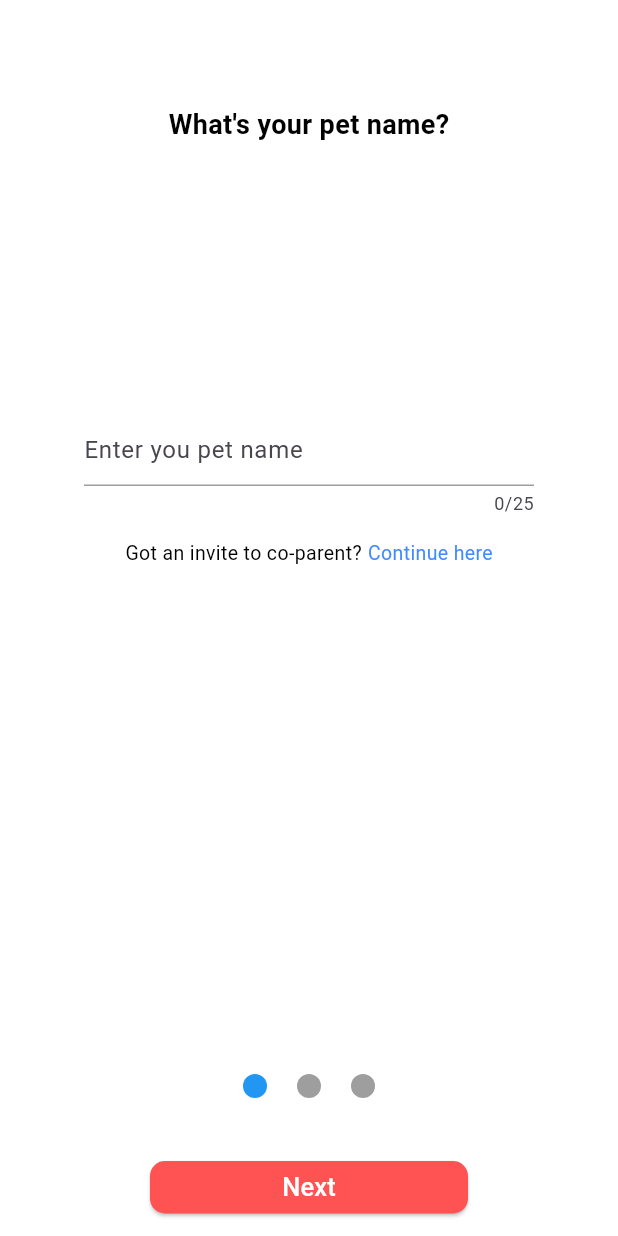
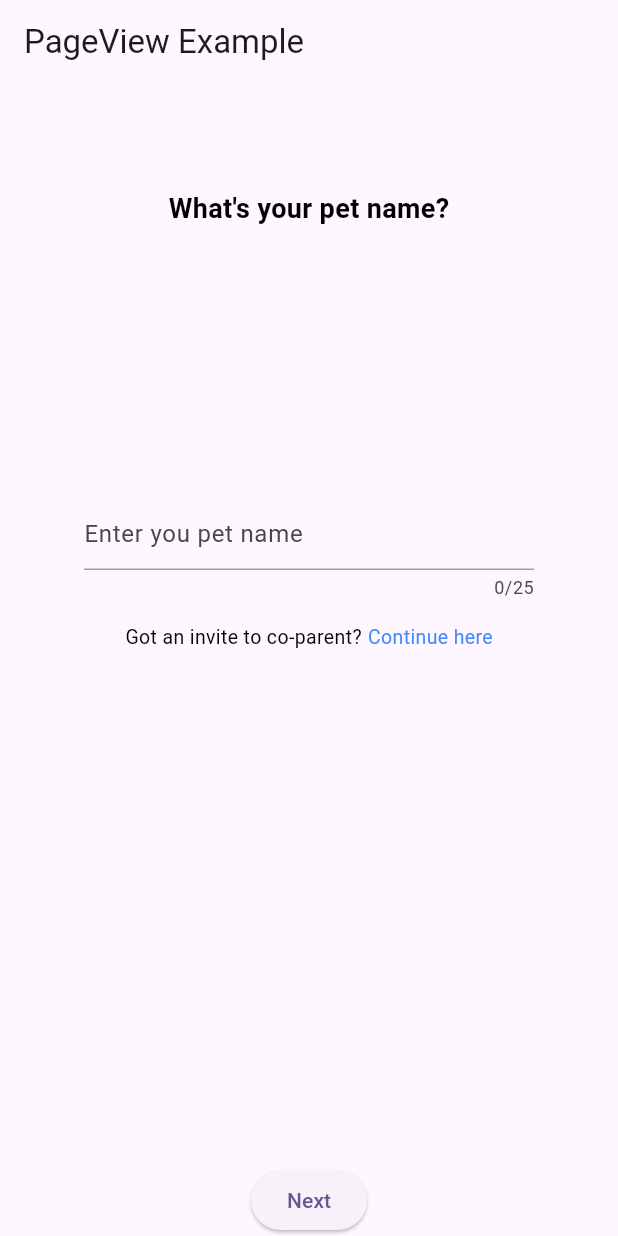
Before and after one commit to thohid44/animal, a Flutter app: the screen it shows after launch, on a phone screen of 412 x 824 dp. Run offline on Flutter 3.47's test engine with Material 2 defaults, Android fonts, the phone set to English and light mode, and no system bars.

Commit message:
8 Oct 23 ps

```diff
--- a/lib/main.dart
+++ b/lib/main.dart
@@ -2,6 +2,8 @@ import 'package:animal/hi_anik_rifat.dart';
 import 'package:animal/onBoarding.dart';
 import 'package:animal/on_boarding.dart';
 import 'package:animal/record_details_page.dart';
+import 'package:animal/search.dart';
+import 'package:animal/search_page.dart';
 import 'package:flutter/material.dart';
 
 void main() {
@@ -22,7 +24,7 @@ class MyApp extends StatelessWidget {
         colorScheme: ColorScheme.fromSeed(seedColor: Colors.deepPurple),
         useMaterial3: true,
       ),
-      home: PageViewDemo()
+      home: PageViewExample()
     );
   }
 }
--- /dev/null
+++ b/lib/search.dart
@@ -0,0 +1,77 @@
+
+
+import 'package:animal/onBoarding.dart';
+import 'package:flutter/material.dart';
+
+class PageViewExample extends StatefulWidget {
+  @override
+  _PageViewExampleState createState() => _PageViewExampleState();
+}
+
+class _PageViewExampleState extends State<PageViewExample> {
+  int currentPage = 0;
+  PageController _controller = PageController(initialPage: 0);
+
+  final List<Widget> pages = [
+PageOne(),
+PageTwo(),
+PageThree()
+  ];
+
+  @override
+  void dispose() {
+    _controller.dispose();
+    super.dispose();
+  }
+
+  @override
+  Widget build(BuildContext context) {
+    return Scaffold(
+      appBar: AppBar(
+        title: Text('PageView Example'),
+      ),
+      body: Column(
+        children: <Widget>[
+          Expanded(
+            child: PageView.builder(
+              controller: _controller,
+              itemCount: pages.length,
+              itemBuilder: (context, index) {
+                return pages[index];
+              },
+              onPageChanged: (int page) {
+                setState(() {
+                  currentPage = page;
+                });
+              },
+            ),
+          ),
+          Row(
+            mainAxisAlignment: MainAxisAlignment.center,
+            children: List.generate(
+              pages.length,
+              (index) => buildDotIndicator(index),
+            ),
+          ),
+          ElevatedButton(
+            onPressed: () {
+              if (currentPage < pages.length - 1) {
+                _controller.nextPage(
+                  duration: Duration(milliseconds: 300),
+                  curve: Curves.easeInOut,
+                );
+              }
+            },
+            child: Text(currentPage == pages.length - 1 ? 'Finish' : 'Next'),
+          ),
+        ],
+      ),
+    );
+  }
+
+  Widget buildDotIndicator(int index) {
+    return Container(
+      width: 8.0,
+      height: 8.0,
+
+    );}}
```
Also changed, not shown: lib/search_page.dart (added, +96 -0 lines).
